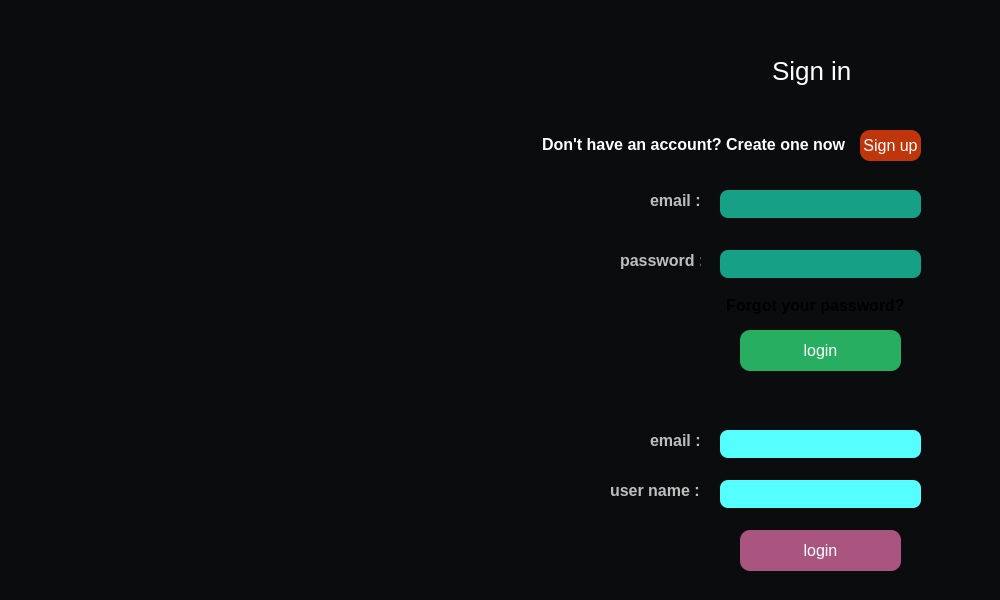
The window that clients/signin.ui (Abbas2026/Exchange) describes before a commit, drawn with Qt 5.
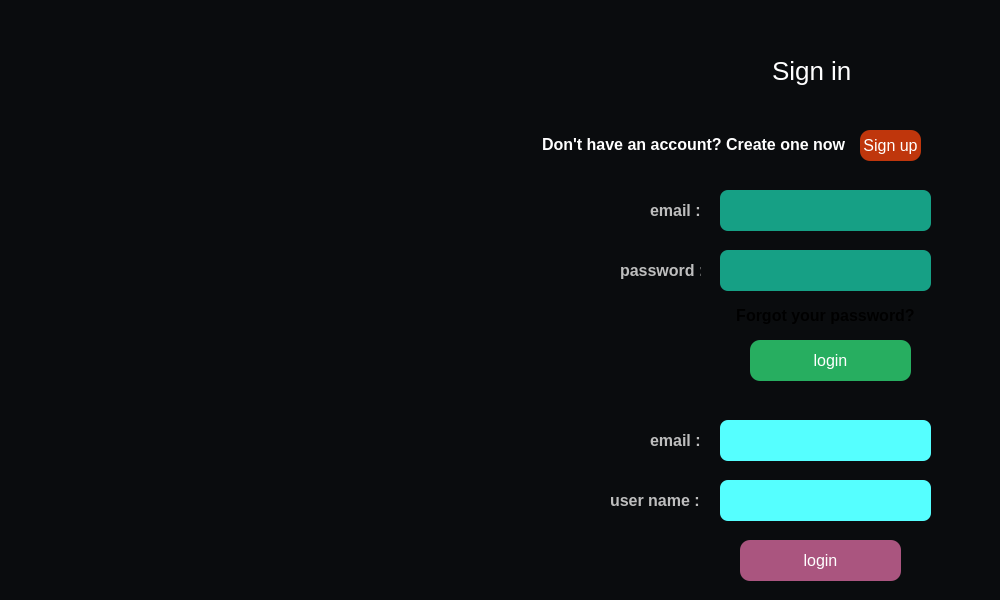
The same window after the commit. Icons and pictures are not drawn.

Diff of the .ui file:
```diff
--- a/clients/signin.ui
+++ b/clients/signin.ui
@@ -10,6 +10,18 @@
     <height>600</height>
    </rect>
   </property>
+  <property name="minimumSize">
+   <size>
+    <width>1000</width>
+    <height>600</height>
+   </size>
+  </property>
+  <property name="maximumSize">
+   <size>
+    <width>1000</width>
+    <height>600</height>
+   </size>
+  </property>
   <property name="windowTitle">
    <string>HELIACAL EXCHANGE</string>
   </property>
@@ -61,8 +73,8 @@
   <widget class="QPushButton" name="forgot_password">
    <property name="geometry">
     <rect>
-     <x>700</x>
-     <y>290</y>
+     <x>710</x>
+     <y>300</y>
      <width>231</width>
      <height>31</height>
     </rect>
@@ -108,7 +120,7 @@
    <property name="geometry">
     <rect>
      <x>650</x>
-     <y>190</y>
+     <y>200</y>
      <width>51</width>
      <height>20</height>
     </rect>
@@ -170,9 +182,9 @@
    <property name="geometry">
     <rect>
      <x>720</x>
-     <y>430</y>
-     <width>201</width>
-     <height>28</height>
+     <y>420</y>
+     <width>211</width>
+     <height>41</height>
     </rect>
    </property>
    <property name="styleSheet">
@@ -192,8 +204,8 @@
     <rect>
      <x>720</x>
      <y>480</y>
-     <width>201</width>
-     <height>28</height>
+     <width>211</width>
+     <height>41</height>
     </rect>
    </property>
    <property name="styleSheet">
@@ -212,8 +224,8 @@
    </property>
    <property name="geometry">
     <rect>
-     <x>740</x>
-     <y>330</y>
+     <x>750</x>
+     <y>340</y>
      <width>161</width>
      <height>41</height>
     </rect>
@@ -237,8 +249,8 @@
     <rect>
      <x>720</x>
      <y>250</y>
-     <width>201</width>
-     <height>28</height>
+     <width>211</width>
+     <height>41</height>
     </rect>
    </property>
    <property name="styleSheet">
@@ -261,7 +273,7 @@
    <property name="geometry">
     <rect>
      <x>740</x>
-     <y>530</y>
+     <y>540</y>
      <width>161</width>
      <height>41</height>
     </rect>
@@ -286,8 +298,8 @@
     <rect>
      <x>720</x>
      <y>190</y>
-     <width>201</width>
-     <height>28</height>
+     <width>211</width>
+     <height>41</height>
     </rect>
    </property>
    <property name="styleSheet">
@@ -307,7 +319,7 @@
    <property name="geometry">
     <rect>
      <x>620</x>
-     <y>250</y>
+     <y>260</y>
      <width>81</width>
      <height>20</height>
     </rect>
@@ -328,7 +340,7 @@
    <property name="geometry">
     <rect>
      <x>610</x>
-     <y>480</y>
+     <y>490</y>
      <width>91</width>
      <height>20</height>
     </rect>
```
